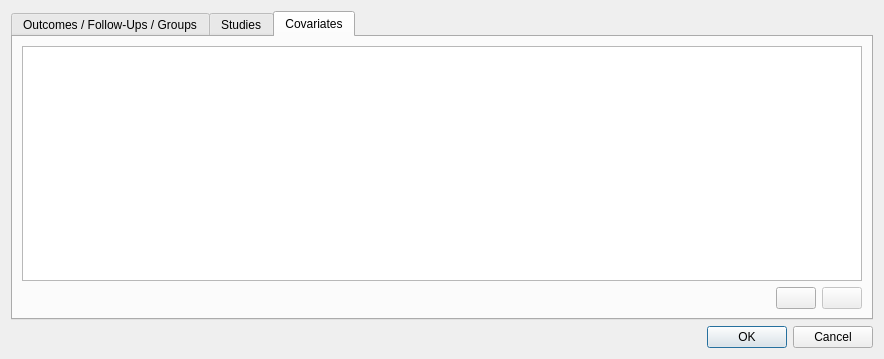
Above: src/rc_metastudio/forms/edit_dialog.ui from AliSalman-et-al/rc-metastudio before the change. Below: the same form after it.
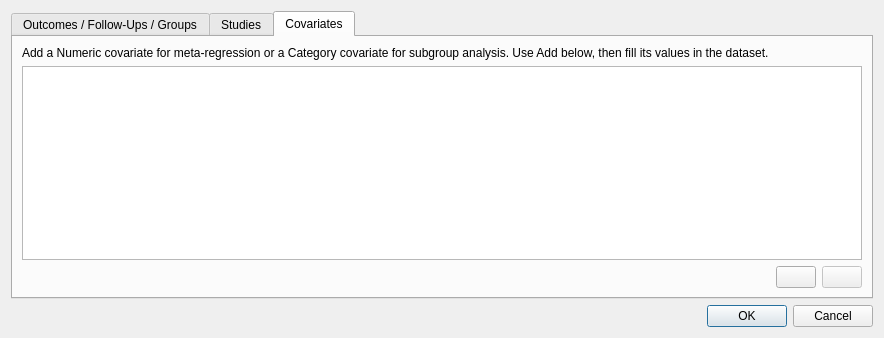
That is the form after the change. The open tabs and pages were chosen to show the change. Icons and pictures are not drawn.

Patch:
```diff
--- a/src/rc_metastudio/forms/edit_dialog.ui
+++ b/src/rc_metastudio/forms/edit_dialog.ui
@@ -50,6 +50,7 @@
      <widget class="QWidget" name="tab_3">
       <attribute name="title"><string>Covariates</string></attribute>
       <layout class="QVBoxLayout" name="covariatesLayout">
+<item><widget class="QLabel" name="covariate_guidance"><property name="text"><string>Add a Numeric covariate for meta-regression or a Category covariate for subgroup analysis. Use Add below, then fill its values in the dataset.</string></property><property name="wordWrap"><bool>true</bool></property></widget></item>
        <item><widget class="QListView" name="covariate_list"><property name="alternatingRowColors"><bool>true</bool></property><property name="textElideMode"><enum>Qt::ElideNone</enum></property></widget></item>
         <item><layout class="QHBoxLayout" name="covariateActions"><item><spacer name="covariateActionSpacer"><property name="orientation"><enum>Qt::Horizontal</enum></property><property name="sizeHint" stdset="0"><size><width>0</width><height>0</height></size></property></spacer></item><item><widget class="QPushButton" name="add_covariate_btn"><property name="toolTip"><string>Add covariate</string></property><property name="accessibleName"><string>Add covariate</string></property><property name="text"><string/></property><property name="icon"><iconset resource="../images/icons.qrc"><normaloff>:/icons/actions/add.svg</normaloff>:/icons/actions/add.svg</iconset></property></widget></item><item><widget class="QPushButton" name="remove_covariate_btn"><property name="enabled"><bool>false</bool></property><property name="toolTip"><string>Remove covariate</string></property><property name="accessibleName"><string>Remove covariate</string></property><property name="text"><string/></property><property name="icon"><iconset resource="../images/icons.qrc"><normaloff>:/icons/actions/remove.svg</normaloff>:/icons/actions/remove.svg</iconset></property></widget></item></layout></item>
       </layout>
```
